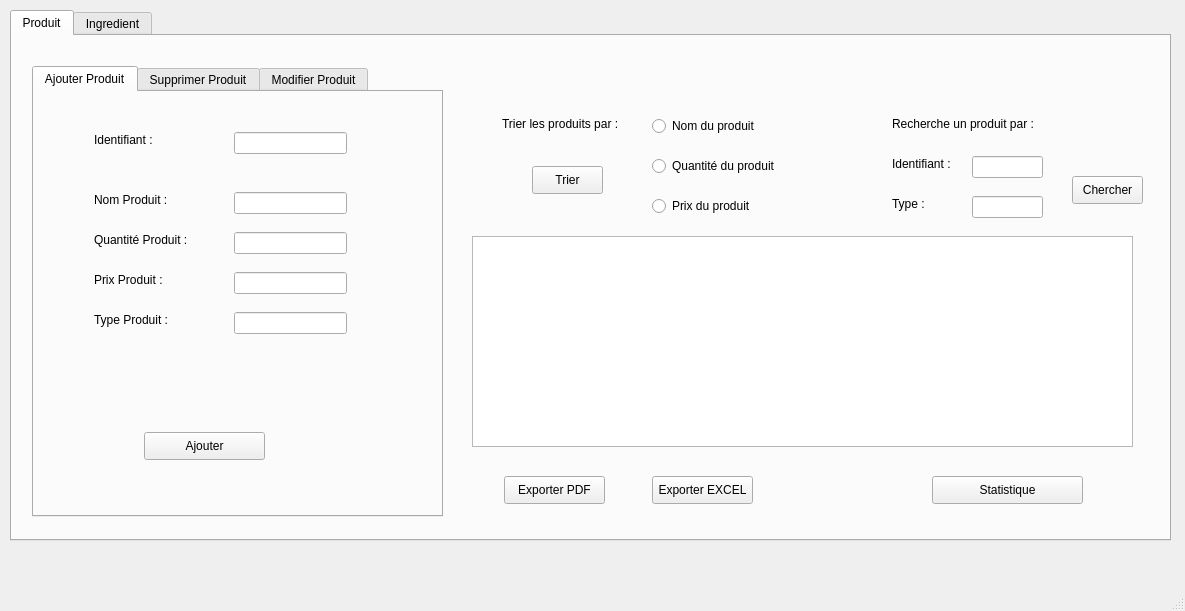
The window that produit_ingredient/produit_ingredient.ui (ramy25bh3/Pastry_Plus) describes before a commit, drawn with Qt 5.
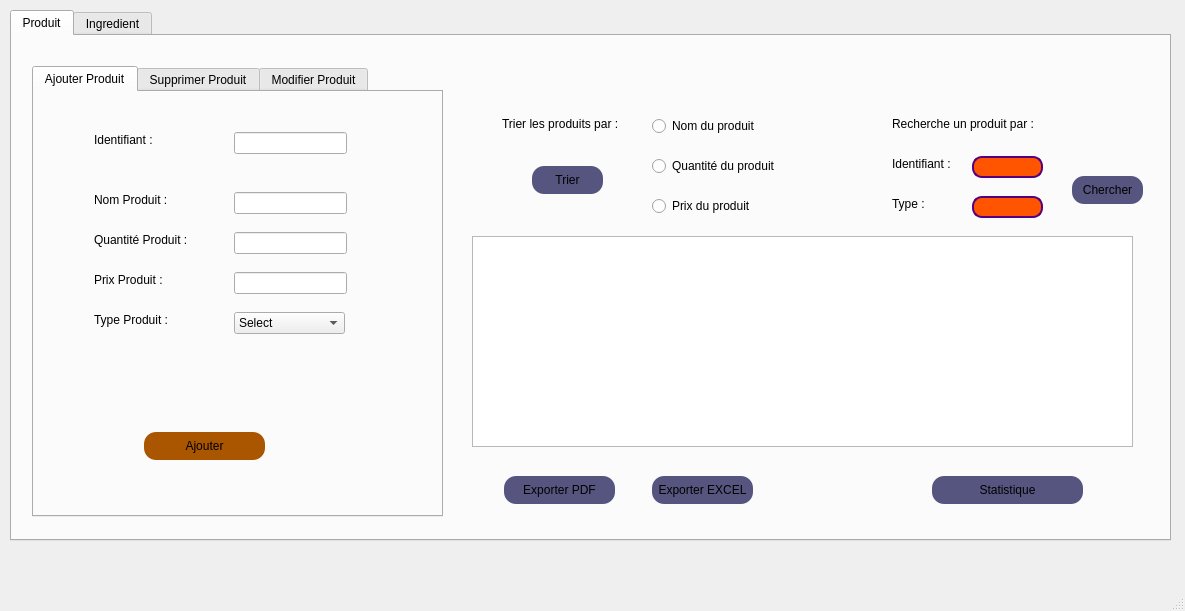
The same window after the commit. The open tabs and pages were chosen to show the change.

Commit message: style sheet

```diff
--- a/produit_ingredient/produit_ingredient.ui
+++ b/produit_ingredient/produit_ingredient.ui
@@ -151,16 +151,6 @@
          </rect>
         </property>
        </widget>
-       <widget class="QLineEdit" name="type_P">
-        <property name="geometry">
-         <rect>
-          <x>200</x>
-          <y>220</y>
-          <width>113</width>
-          <height>22</height>
-         </rect>
-        </property>
-       </widget>
        <widget class="QPushButton" name="ajouter_produit">
         <property name="geometry">
          <rect>
@@ -170,10 +160,64 @@
           <height>28</height>
          </rect>
         </property>
+        <property name="styleSheet">
+         <string notr="true">QPushButton
+{
+border-radius: 12px;
+background-color:rgb(170, 85, 0);
+color: rgb(0, 0, 0);
+
+
+}
+
+QPushButton:hover
+{
+
+background-color:rgb(0, 170, 127);
+color: rgb(255, 230, 250);
+
+
+}</string>
+        </property>
         <property name="text">
          <string>Ajouter</string>
         </property>
        </widget>
+       <widget class="QComboBox" name="type_P">
+        <property name="geometry">
+         <rect>
+          <x>200</x>
+          <y>220</y>
+          <width>111</width>
+          <height>22</height>
+         </rect>
+        </property>
+        <item>
+         <property name="text">
+          <string>Select</string>
+         </property>
+        </item>
+        <item>
+         <property name="text">
+          <string>gateau</string>
+         </property>
+        </item>
+        <item>
+         <property name="text">
+          <string>patee</string>
+         </property>
+        </item>
+        <item>
+         <property name="text">
+          <string>salee</string>
+         </property>
+        </item>
+        <item>
+         <property name="text">
+          <string/>
+         </property>
+        </item>
+       </widget>
       </widget>
       <widget class="QWidget" name="tab_5">
        <attribute name="title">
@@ -460,6 +504,16 @@
         <height>22</height>
        </rect>
       </property>
+      <property name="styleSheet">
+       <string notr="true">QLineEdit{
+
+border: 1.5px solid rgb(85, 0, 127);
+border-radius: 10px;
+color:#ffffff;
+background:rgb(255, 85, 0);
+
+}</string>
+      </property>
      </widget>
      <widget class="QLabel" name="label_18">
       <property name="geometry">
@@ -496,6 +550,16 @@
         <height>22</height>
        </rect>
       </property>
+      <property name="styleSheet">
+       <string notr="true">QLineEdit{
+
+border: 1.5px solid rgb(85, 0, 127);
+border-radius: 10px;
+color:#ffffff;
+background:rgb(255, 85, 0);
+
+}</string>
+      </property>
      </widget>
      <widget class="QPushButton" name="chercher_produit">
       <property name="geometry">
@@ -506,6 +570,25 @@
         <height>28</height>
        </rect>
       </property>
+      <property name="styleSheet">
+       <string notr="true">QPushButton
+{
+border-radius: 12px;
+background-color:rgb(85, 85, 127);
+color: rgb(0, 0, 0);
+
+
+}
+
+QPushButton:hover
+{
+
+background-color:rgb(255, 85, 0);
+color: rgb(255, 230, 250);
+
+
+}</string>
+      </property>
       <property name="text">
        <string>Chercher</string>
       </property>
@@ -519,6 +602,25 @@
         <height>28</height>
        </rect>
       </property>
+      <property name="styleSheet">
+       <string notr="true">QPushButton
+{
+border-radius: 12px;
+background-color:rgb(85, 85, 127);
+color: rgb(0, 0, 0);
+
+
+}
+
+QPushButton:hover
+{
+
+background-color:rgb(255, 85, 0);
+color: rgb(255, 230, 250);
+
+
+}</string>
+      </property>
       <property name="text">
        <string>Trier</string>
       </property>
@@ -545,6 +647,25 @@
         <height>28</height>
        </rect>
       </property>
+      <property name="styleSheet">
+       <string notr="true">QPushButton
+{
+border-radius: 12px;
+background-color:rgb(85, 85, 127);
+color: rgb(0, 0, 0);
+
+
+}
+
+QPushButton:hover
+{
+
+background-color:rgb(255, 85, 0);
+color: rgb(255, 230, 250);
+
+
+}</string>
+      </property>
       <property name="text">
        <string>Statistique</string>
       </property>
@@ -558,6 +679,25 @@
         <height>28</height>
        </rect>
       </property>
+      <property name="styleSheet">
+       <string notr="true">QPushButton
+{
+border-radius: 12px;
+background-color:rgb(85, 85, 127);
+color: rgb(0, 0, 0);
+
+
+}
+
+QPushButton:hover
+{
+
+background-color:rgb(255, 85, 0);
+color: rgb(255, 230, 250);
+
+
+}</string>
+      </property>
       <property name="text">
        <string>Exporter EXCEL</string>
       </property>
@@ -567,10 +707,29 @@
        <rect>
         <x>492</x>
         <y>440</y>
-        <width>101</width>
+        <width>111</width>
         <height>28</height>
        </rect>
       </property>
+      <property name="styleSheet">
+       <string notr="true">QPushButton
+{
+border-radius: 12px;
+background-color:rgb(85, 85, 127);
+color: rgb(0, 0, 0);
+
+
+}
+
+QPushButton:hover
+{
+
+background-color:rgb(255, 85, 0);
+color: rgb(255, 230, 250);
+
+
+}</string>
+      </property>
       <property name="text">
        <string>Exporter PDF</string>
       </property>
```
Left out of the diff: 253 changed lines with no effect on the pictures. The commit also changes 3 other files.
